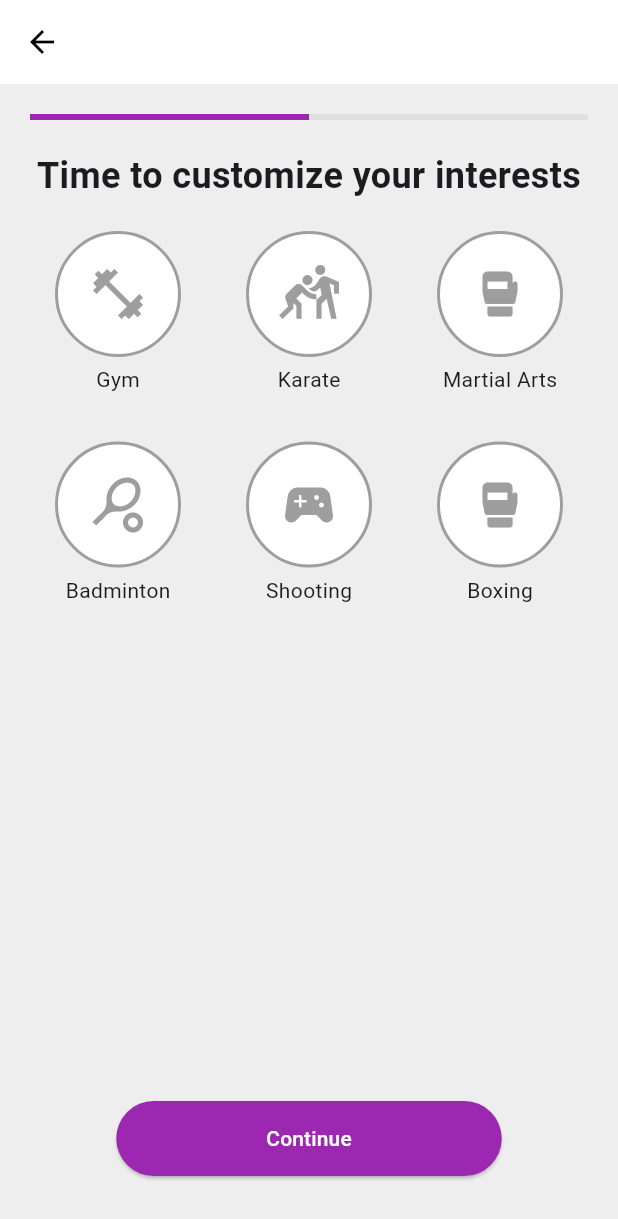
After one commit to Fitness-145/fitness_app, a Flutter app: the CustomizeInterestsScreen screen opened directly, on a phone screen of 412 x 824 dp. The commit adds this screen. Shown: the top 1219 px of the screen. Run offline on Flutter 3.47's test engine with Material 3 defaults, Android fonts, the phone set to English and light mode, and no system bars.

```diff
--- /dev/null
+++ b/lib/user/screens/mainpage.dart
@@ -0,0 +1,143 @@
+import 'package:flutter/material.dart';
+
+class CustomizeInterestsScreen extends StatefulWidget {
+  @override
+  _CustomizeInterestsScreenState createState() => _CustomizeInterestsScreenState();
+}
+
+class _CustomizeInterestsScreenState extends State<CustomizeInterestsScreen> {
+  // Track selected interests
+  final Map<String, bool> interests = {
+    'Gym': false,
+    'Karate': false,
+    'Martial Arts': false,
+    'Badminton': false,
+    'Shooting': false,
+    'Boxing': false,
+  };
+
+  @override
+  Widget build(BuildContext context) {
+    return Scaffold(
+      backgroundColor: Colors.grey[200],
+      appBar: AppBar(
+        backgroundColor: Colors.white,
+        elevation: 0,
+        leading: IconButton(
+          icon: Icon(Icons.arrow_back, color: Colors.black),
+          onPressed: () => Navigator.pop(context),
+        ),
+      ),
+      body: Padding(
+        padding: const EdgeInsets.all(20.0),
+        child: Column(
+          children: [
+            // Progress indicator
+            LinearProgressIndicator(
+              value: 0.5,
+              backgroundColor: Colors.grey[300],
+              valueColor: AlwaysStoppedAnimation<Color>(Colors.purple),
+            ),
+            SizedBox(height: 20),
+
+            // Title
+            Text(
+              'Time to customize your interests',
+              style: TextStyle(fontSize: 24, fontWeight: FontWeight.bold),
+              textAlign: TextAlign.center,
+            ),
+            SizedBox(height: 20),
+
+            // Interest options
+            Expanded(
+              child: GridView.builder(
+                gridDelegate: SliverGridDelegateWithFixedCrossAxisCount(
+                  crossAxisCount: 3,
+                  childAspectRatio: .9,
+                  mainAxisSpacing: 10,
+                  crossAxisSpacing: 10,
+                ),
+                itemCount: interests.keys.length,
+                itemBuilder: (context, index) {
+                  String interest = interests.keys.elementAt(index);
+                  bool isSelected = interests[interest] ?? false;
+
+                  return GestureDetector(
+                    onTap: () {
+                      setState(() {
+                        interests[interest] = !isSelected;
+                      });
+                    },
+                    child: Column(
+                      children: [
+                        Container(
+                          decoration: BoxDecoration(
+                            shape: BoxShape.circle,
+                            color: isSelected ? Colors.purple[100] : Colors.white,
+                            border: Border.all(
+                              color: isSelected ? Colors.purple : Colors.grey,
+                              width: 2,
+                            ),
+                          ),
+                          padding: EdgeInsets.all(20),
+                          child: Icon(
+                            _getInterestIcon(interest),
+                            color: isSelected ? Colors.purple : Colors.grey,
+                            size: 40,
+                          ),
+                        ),
+                        SizedBox(height: 5),
+                        Text(interest, style: TextStyle(fontSize: 14)),
+                      ],
+                    ),
+                  );
+                },
+              ),
+            ),
+
+            // Continue button
+            SizedBox(height: 20),
+            ElevatedButton(
+              onPressed: () {
+                // Handle continue action
+                List<String> selectedInterests = interests.entries
+                    .where((entry) => entry.value)
+                    .map((entry) => entry.key)
+                    .toList();
+                print("Selected interests: $selectedInterests");
+              },
+              style: ElevatedButton.styleFrom(
+                backgroundColor: Colors.purple,
+                padding: EdgeInsets.symmetric(horizontal: 100, vertical: 15),
+                shape: RoundedRectangleBorder(
+                  borderRadius: BorderRadius.circular(30),
+                ),
+              ),
+              child: Text('Continue', style: TextStyle(color: Colors.white)),
+            ),
+            SizedBox(height: 20),
+          ],
+        ),
+      ),
+    );
+  }
+
+  IconData _getInterestIcon(String interest) {
+    switch (interest) {
+      case 'Gym':
+        return Icons.fitness_center;
+      case 'Karate':
+        return Icons.sports_kabaddi;
+      case 'Martial Arts':
+        return Icons.sports_mma;
+      case 'Badminton':
+        return Icons.sports_tennis;
+      case 'Shooting':
+        return Icons.sports_esports; // Adjust icon if you prefer a different one
+      case 'Boxing':
+        return Icons.sports_mma;
+      default:
+        return Icons.help_outline;
+    }
+  }
+}
```
Also changed, not shown: lib/user/screens/forgotpassword.dart (added, +139 -0 lines), lib/user/screens/loginscreen.dart (+17 -3 lines).
